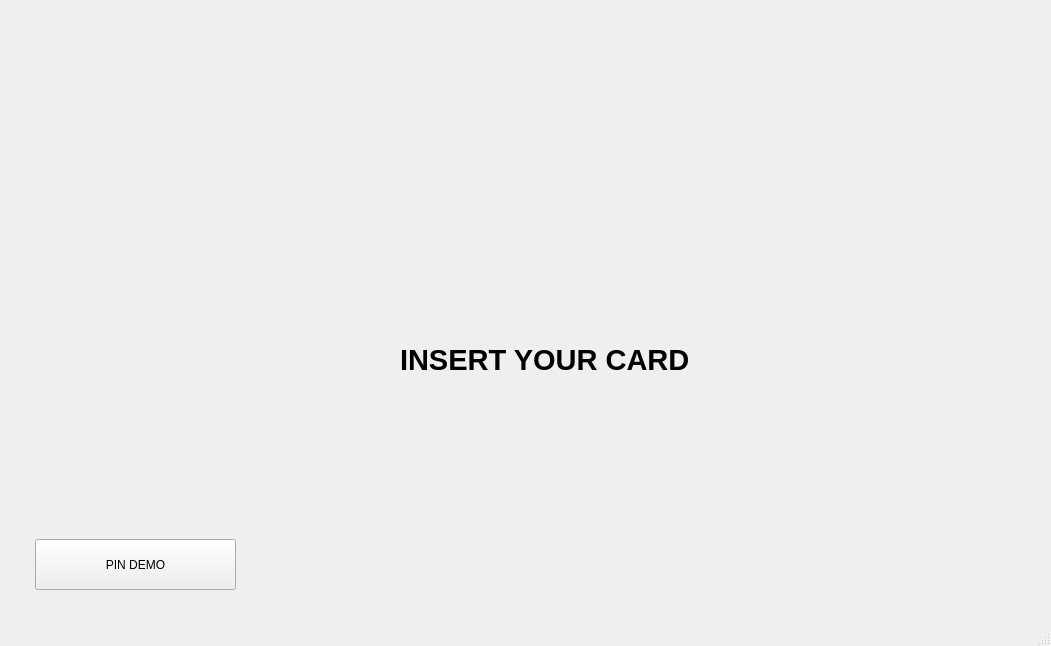
The window that bank-automat/mainwindow.ui (tvt23-pankkiprojekti/SPO_Group1) describes before a commit, drawn with Qt 5.
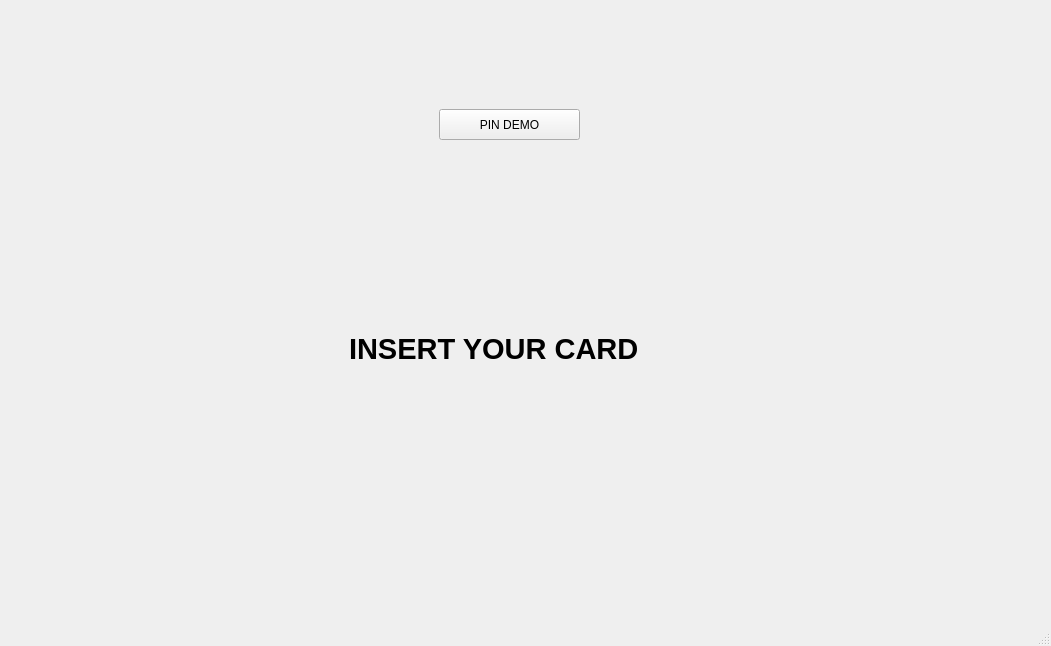
The same window after the commit. Icons and pictures are not drawn.

What changed in the file:
```diff
--- a/bank-automat/mainwindow.ui
+++ b/bank-automat/mainwindow.ui
@@ -10,6 +10,12 @@
     <height>646</height>
    </rect>
   </property>
+  <property name="sizePolicy">
+   <sizepolicy hsizetype="Preferred" vsizetype="Preferred">
+    <horstretch>0</horstretch>
+    <verstretch>0</verstretch>
+   </sizepolicy>
+  </property>
   <property name="minimumSize">
    <size>
     <width>1051</width>
@@ -21,12 +27,12 @@
   </property>
   <widget class="QWidget" name="centralwidget">
    <layout class="QHBoxLayout" name="horizontalLayout">
-    <item alignment="Qt::AlignHCenter">
+    <item>
      <widget class="QStackedWidget" name="stackedWidget">
       <property name="minimumSize">
        <size>
         <width>1021</width>
-        <height>0</height>
+        <height>650</height>
        </size>
       </property>
       <property name="styleSheet">
@@ -36,43 +42,10 @@
        <number>0</number>
       </property>
       <widget class="QWidget" name="pageStartMenu">
-       <widget class="QWidget" name="verticalLayoutWidget">
-        <property name="geometry">
-         <rect>
-          <x>300</x>
-          <y>320</y>
-          <width>461</width>
-          <height>61</height>
-         </rect>
-        </property>
-        <layout class="QVBoxLayout" name="verticalLayout">
-         <item alignment="Qt::AlignHCenter">
-          <widget class="QLabel" name="labelKortinTila">
-           <property name="font">
-            <font>
-             <family>Segoe UI</family>
-             <pointsize>22</pointsize>
-             <italic>false</italic>
-             <bold>true</bold>
-            </font>
-           </property>
-           <property name="styleSheet">
-            <string notr="true">font: 700 22pt &quot;Segoe UI&quot;;</string>
-           </property>
-           <property name="frameShadow">
-            <enum>QFrame::Plain</enum>
-           </property>
-           <property name="text">
-            <string>INSERT YOUR CARD</string>
-           </property>
-          </widget>
-         </item>
-        </layout>
-       </widget>
        <widget class="QLabel" name="label_2">
         <property name="geometry">
          <rect>
-          <x>180</x>
+          <x>160</x>
           <y>10</y>
           <width>701</width>
           <height>281</height>
@@ -91,10 +64,10 @@
        <widget class="QPushButton" name="btn">
         <property name="geometry">
          <rect>
-          <x>20</x>
-          <y>530</y>
-          <width>201</width>
-          <height>51</height>
+          <x>430</x>
+          <y>100</y>
+          <width>141</width>
+          <height>31</height>
          </rect>
         </property>
         <property name="text">
@@ -104,10 +77,10 @@
        <widget class="QLabel" name="label_3">
         <property name="geometry">
          <rect>
-          <x>390</x>
-          <y>380</y>
-          <width>281</width>
-          <height>231</height>
+          <x>370</x>
+          <y>360</y>
+          <width>291</width>
+          <height>251</height>
          </rect>
         </property>
         <property name="text">
@@ -120,10 +93,33 @@
          <bool>true</bool>
         </property>
        </widget>
-       <zorder>label_2</zorder>
-       <zorder>verticalLayoutWidget</zorder>
-       <zorder>btn</zorder>
-       <zorder>label_3</zorder>
+       <widget class="QLabel" name="labelKortinTila">
+        <property name="geometry">
+         <rect>
+          <x>340</x>
+          <y>310</y>
+          <width>347</width>
+          <height>59</height>
+         </rect>
+        </property>
+        <property name="font">
+         <font>
+          <family>Segoe UI</family>
+          <pointsize>22</pointsize>
+          <italic>false</italic>
+          <bold>true</bold>
+         </font>
+        </property>
+        <property name="styleSheet">
+         <string notr="true">font: 700 22pt &quot;Segoe UI&quot;;</string>
+        </property>
+        <property name="frameShadow">
+         <enum>QFrame::Plain</enum>
+        </property>
+        <property name="text">
+         <string>INSERT YOUR CARD</string>
+        </property>
+       </widget>
       </widget>
       <widget class="QWidget" name="pageValitseTili">
        <widget class="QWidget" name="verticalLayoutWidget_2">
```
Left out of the diff: 3 changed lines with no effect on the pictures.
